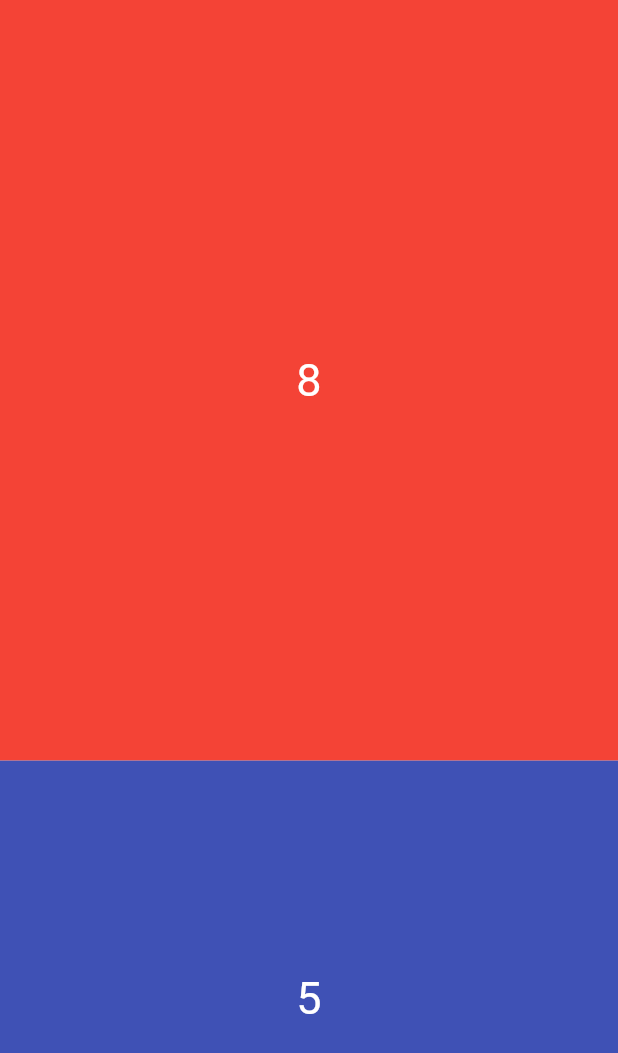
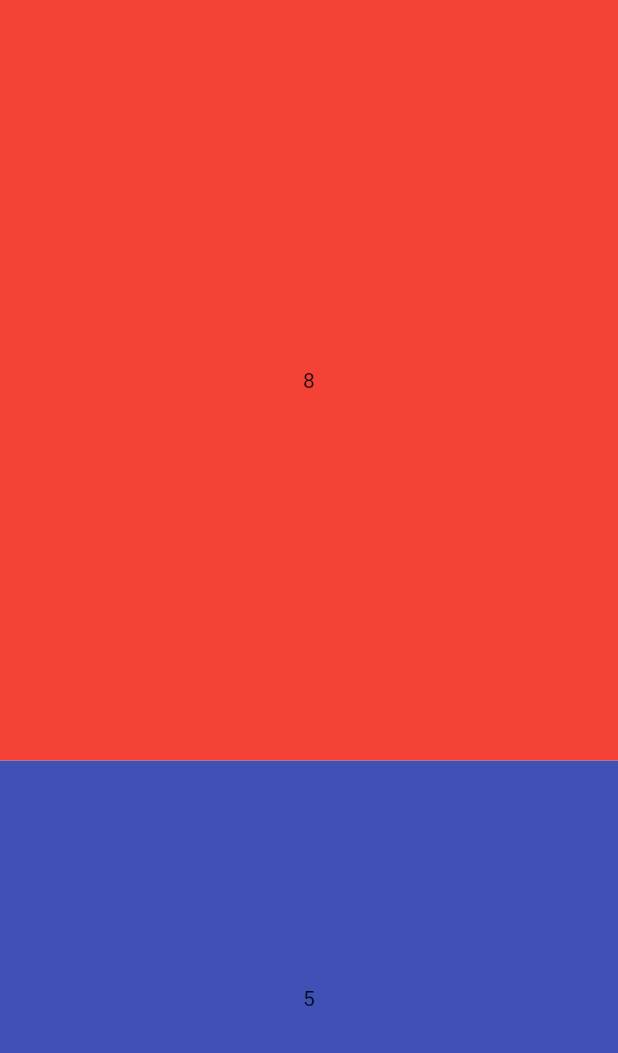
Before and after one commit to nishthadesai/expanded, a Flutter app: the screen it shows after launch, on a phone screen of 412 x 824 dp. Shown: the top 1053 px of the screen. Run offline on Flutter 3.47's test engine with Material 2 defaults, Android fonts, the phone set to English and light mode, and no system bars.

Commit message:
use of constraints

```diff
--- a/lib/main.dart
+++ b/lib/main.dart
@@ -1,4 +1,3 @@
-
 import 'package:flutter/material.dart';
 
 void main() {
@@ -18,34 +17,33 @@ children: [
         Expanded(
           flex: 8,
           child: Container(
-constraints: BoxConstraints.expand(),
+          //  constraints: BoxConstraints.expand(),
             color: Colors.red,
             child: Center(
-child: Text('8',
-style: TextStyle(
-color: Colors.white,
-fontSize: 30,
+              child: Text('8', //style: TextStyle(color: Colors.white, fontSize: 30,),
+              )
           ),
           )
         ),
-)),
           Expanded(
           flex: 5,
           child: Container(
-constraints: BoxConstraints.expand(),
+          //constraints: BoxConstraints.expand(),
           color: Colors.indigo,
           child: Center(child:
           Text('5',
-style: TextStyle(
-color: Colors.white,
-fontSize: 30,
+          //style: TextStyle(
+          //color: Colors.white,
+          //fontSize: 30,
           ),
           )
           ),
           )
+          //)
+          ],
           )
-],
-))),
+      )
+    ),
           );
           }
           }
```
Lines whose indentation alone changed are shown as unchanged.
